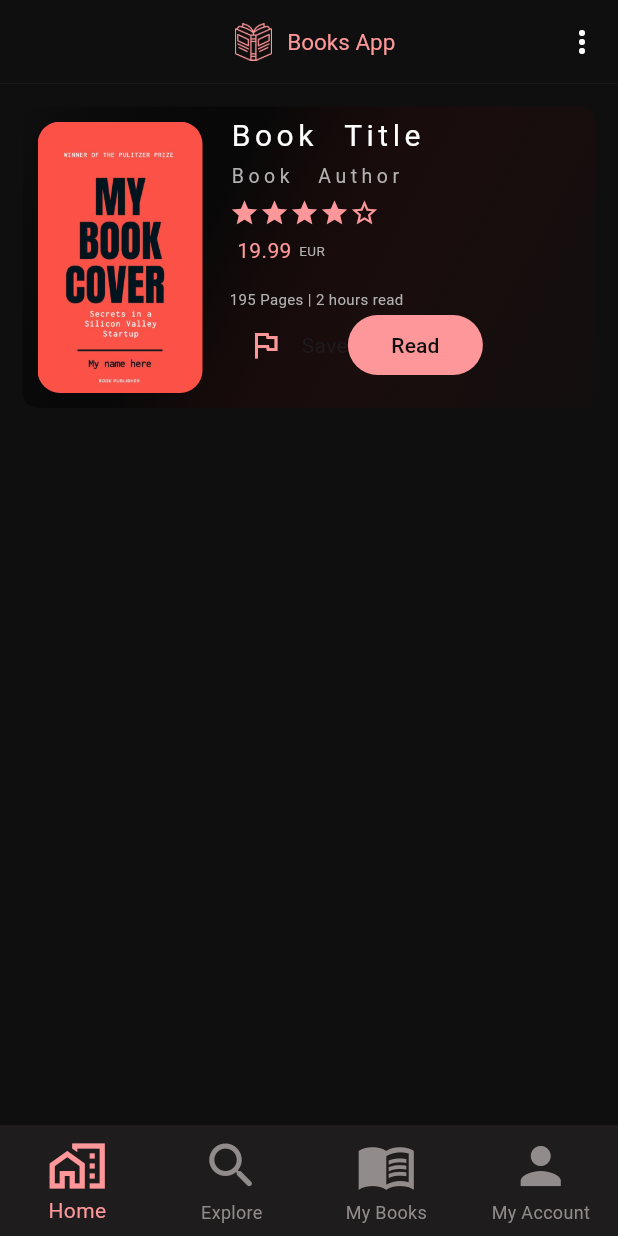
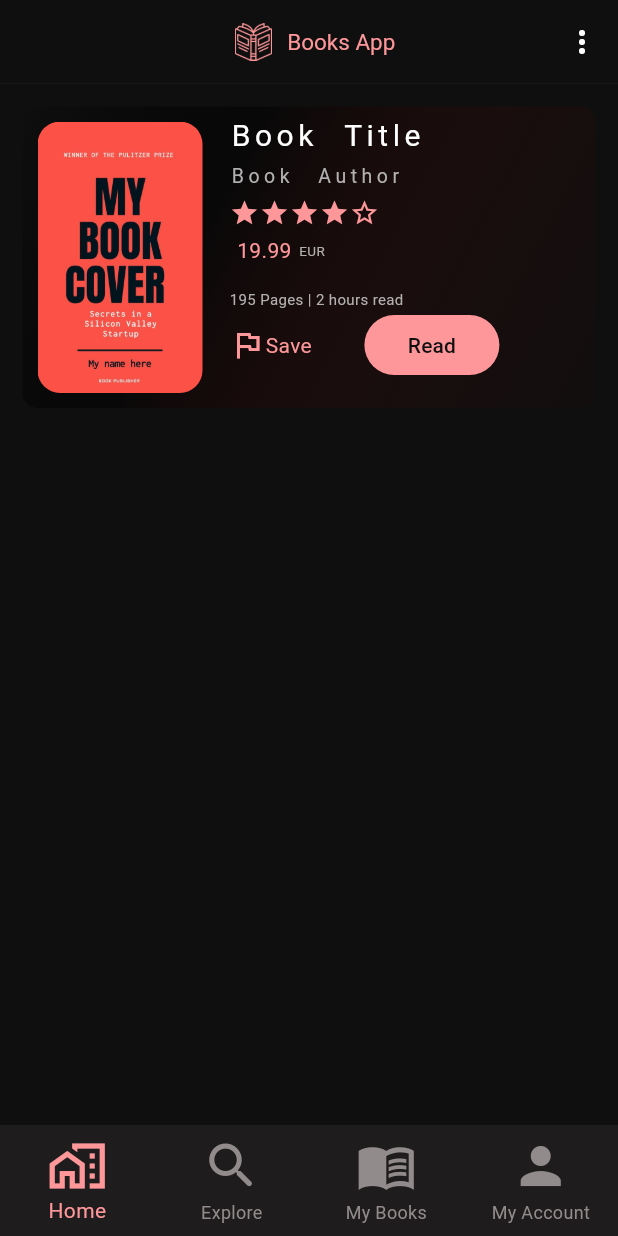
Before and after one commit to motazyusuf/BooksApp, a Flutter app: the screen it shows after launch, on a phone screen of 412 x 824 dp. Run offline on Flutter 3.47's test engine with Material 3 defaults, Android fonts, the phone set to English and light mode, and no system bars.

Commit message:
Book suggestion done

```diff
--- a/lib/views/home/home_view.dart
+++ b/lib/views/home/home_view.dart
@@ -1,5 +1,5 @@
 import 'package:book_reader/core/theme/color_palette.dart';
-import 'package:book_reader/views/home/widgets/rating_bar.dart';
+import 'package:book_reader/views/home/widgets/book_suggestion.dart';
 import 'package:flutter/material.dart';
 
 class HomeView extends StatelessWidget {
@@ -45,141 +45,12 @@ class HomeView extends StatelessWidget {
           ],
         ),
       ),
-      body: Padding(
-        padding: const EdgeInsets.symmetric(vertical: 15, horizontal: 15.0),
+      body: const Padding(
+        padding: EdgeInsets.symmetric(vertical: 15, horizontal: 15.0),
         child: Column(
           children: [
             // Book suggestion
-            Container(
-              height: height / 4.1,
-              width: width,
-              decoration: BoxDecoration(
-                borderRadius: BorderRadius.circular(10),
-                gradient: LinearGradient(
-                  end: Alignment.topLeft,
-                  begin: Alignment.bottomRight,
-                  colors: [
-                    Color(0xD500404),
-                    Color(0x28500404),
-                    Color(0x74000000),
-                    ColorPaletteDark.primaryColor,
-                  ],
-                ),
-              ),
-              child: Row(
-                children: [
-                  // book cover
-                  Container(
-                    height: 200,
-                    width: 110,
-                    decoration: BoxDecoration(
-                        image: DecorationImage(
-                            fit: BoxFit.cover,
-                            image: AssetImage("assets/images/bookCover.jpg")),
-                        borderRadius: BorderRadius.circular(15)),
-                    margin: EdgeInsets.all(10),
-                  ),
-//----------------------------------------------------------------------------//
-                  // book details
-                  Padding(
-                    padding: EdgeInsets.only(top: 5, left: 8.0),
-                    child: Column(
-                      crossAxisAlignment: CrossAxisAlignment.start,
-                      children: [
-                        // book title
-                        const Text(
-                          "Book Title",
-                          style: TextStyle(
-                              letterSpacing: 3,
-                              color: Colors.white,
-                              fontSize: 20,
-                              wordSpacing: 10),
-                        ),
-                        const SizedBox(
-                          height: 3,
-                        ),
-
-                        // author
-                        const Text("Book Author",
-                            style: TextStyle(
-                                letterSpacing: 3,
-                                fontWeight: FontWeight.normal,
-                                color: Color(0xFFB2B1B1),
-                                fontSize: 13,
-                                wordSpacing: 10)),
-                        const SizedBox(
-                          height: 5,
-                        ),
-                        RatingBar(rating: 4),
-                        const SizedBox(
-                          height: 5,
-                        ),
-
-                        // price
-                        Padding(
-                          padding: const EdgeInsets.only(left: 5.0),
-                          child: Row(
-                            children: [
-                              Text(
-                                "19.99",
-                                style: TextStyle(
-                                    color: ColorPaletteDark.accentColor),
-                              ),
-                              const SizedBox(
-                                width: 5,
-                              ),
-                              const Text("EUR",
-                                  style: TextStyle(
-                                    fontSize: 9,
-                                    color: Color(0xFFB2B1B1),
-                                  ))
-                            ],
-                          ),
-                        ),
-                        const SizedBox(
-                          height: 15,
-                        ),
-
-                        // number of pages
-                        const Text("195 Pages | 2 hours read",
-                            style: TextStyle(
-                              fontWeight: FontWeight.normal,
-                              color: Color(0xFFB2B1B1),
-                              fontSize: 10,
-                            )),
-
-                        //Buttons
-                        Row(
-                          mainAxisAlignment: MainAxisAlignment.spaceBetween,
-                          children: [
-                            //Save
-                            IconButton(
-                                onPressed: () {},
-                                icon: Icon(
-                                  Icons.flag_outlined,
-                                  color: ColorPaletteDark.accentColor,
-                                )),
-                            Text("Save"),
-                            //Read
-                            FilledButton(
-                                style: FilledButton.styleFrom(
-                                    fixedSize: Size(90, 30),
-                                    backgroundColor:
-                                        ColorPaletteDark.accentColor),
-                                onPressed: () {},
-                                child: Text(
-                                  "Read",
-                                  style: TextStyle(
-                                      color: ColorPaletteDark.primaryColor),
-                                )),
-                          ],
-                        )
-                      ],
-                    ),
-                  ),
-                ],
-              ),
-            )
+            BookSuggestion(),
           ],
         ),
       ),
--- /dev/null
+++ b/lib/views/home/widgets/book_suggestion.dart
@@ -0,0 +1,147 @@
+import 'package:book_reader/views/home/widgets/rating_bar.dart';
+import 'package:flutter/material.dart';
+
+import '../../../core/theme/color_palette.dart';
+
+class BookSuggestion extends StatelessWidget {
+  const BookSuggestion({super.key});
+
+  @override
+  Widget build(BuildContext context) {
+    var height = MediaQuery.sizeOf(context).height;
+    var width = MediaQuery.sizeOf(context).width;
+    return Container(
+      height: height / 4.1,
+      width: width,
+      decoration: BoxDecoration(
+        borderRadius: BorderRadius.circular(10),
+        gradient: LinearGradient(
+          end: Alignment.topLeft,
+          begin: Alignment.bottomRight,
+          colors: [
+            Color(0xD500404),
+            Color(0x28500404),
+            Color(0x74000000),
+            ColorPaletteDark.primaryColor,
+          ],
+        ),
+      ),
+      child: Row(
+        children: [
+          // book cover
+          Container(
+            height: 200,
+            width: 110,
+            decoration: BoxDecoration(
+                image: DecorationImage(
+                    fit: BoxFit.cover,
+                    image: AssetImage("assets/images/bookCover.jpg")),
+                borderRadius: BorderRadius.circular(15)),
+            margin: EdgeInsets.all(10),
+          ),
+//----------------------------------------------------------------------------//
+          // book details
+          Padding(
+            padding: EdgeInsets.only(top: 5, left: 8.0),
+            child: Column(
+              crossAxisAlignment: CrossAxisAlignment.start,
+              children: [
+                // book title
+                const Text(
+                  "Book Title",
+                  style: TextStyle(
+                      letterSpacing: 3,
+                      color: Colors.white,
+                      fontSize: 20,
+                      wordSpacing: 10),
+                ),
+                const SizedBox(
+                  height: 3,
+                ),
+
+                // author
+                const Text("Book Author",
+                    style: TextStyle(
+                        letterSpacing: 3,
+                        fontWeight: FontWeight.normal,
+                        color: Color(0xFFB2B1B1),
+                        fontSize: 13,
+                        wordSpacing: 10)),
+                const SizedBox(
+                  height: 5,
+                ),
+                RatingBar(rating: 4),
+                const SizedBox(
+                  height: 5,
+                ),
+
+                // price
+                Padding(
+                  padding: const EdgeInsets.only(left: 5.0),
+                  child: Row(
+                    children: [
+                      Text(
+                        "19.99",
+                        style: TextStyle(color: ColorPaletteDark.accentColor),
+                      ),
+                      const SizedBox(
+                        width: 5,
+                      ),
+                      const Text("EUR",
+                          style: TextStyle(
+                            fontSize: 9,
+                            color: Color(0xFFB2B1B1),
+                          ))
+                    ],
+                  ),
+                ),
+                const SizedBox(
+                  height: 15,
+                ),
+
+                // number of pages
+                const Text("195 Pages | 2 hours read",
+                    style: TextStyle(
+                      fontWeight: FontWeight.normal,
+                      color: Color(0xFFB2B1B1),
+                      fontSize: 10,
+                    )),
+
+                //Buttons
+                Row(
+                  mainAxisAlignment: MainAxisAlignment.spaceAround,
+                  children: [
+                    //Save
+                    Icon(
+                      Icons.flag_outlined,
+                      color: ColorPaletteDark.accentColor,
+                    ),
+                    Text(
+                      "Save",
+                      style: TextStyle(color: ColorPaletteDark.accentColor),
+                    ),
+
+                    SizedBox(
+                      width: 35,
+                    ),
+                    //Read
+                    FilledButton(
+                        style: FilledButton.styleFrom(
+                            fixedSize: Size(90, 30),
+                            backgroundColor: ColorPaletteDark.accentColor),
+                        onPressed: () {},
+                        child: Text(
+                          "Read",
+                          style:
+                              TextStyle(color: ColorPaletteDark.primaryColor),
+                        )),
+                  ],
+                )
+              ],
+            ),
+          ),
+        ],
+      ),
+    );
+  }
+}
```
